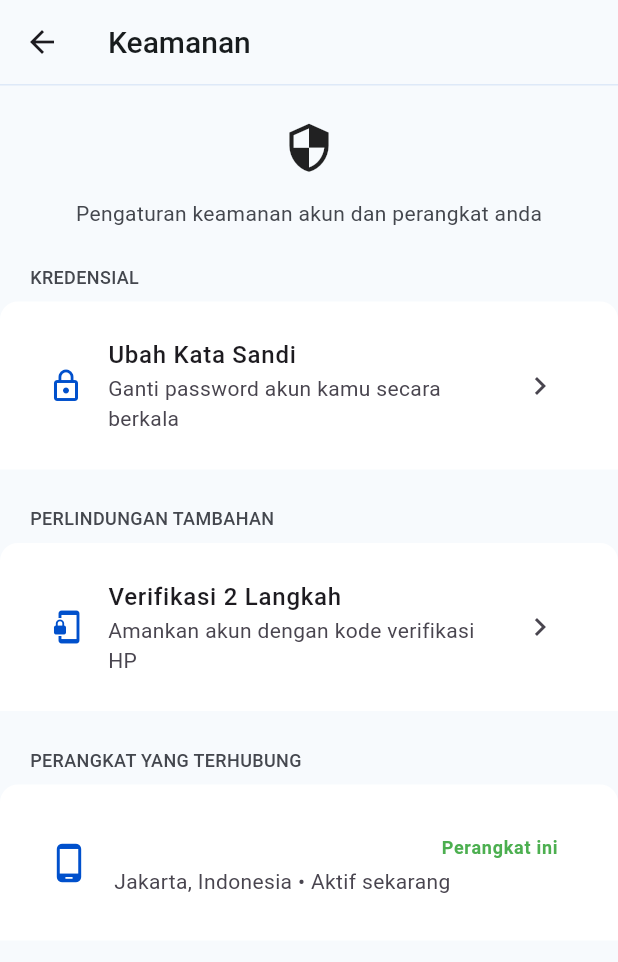
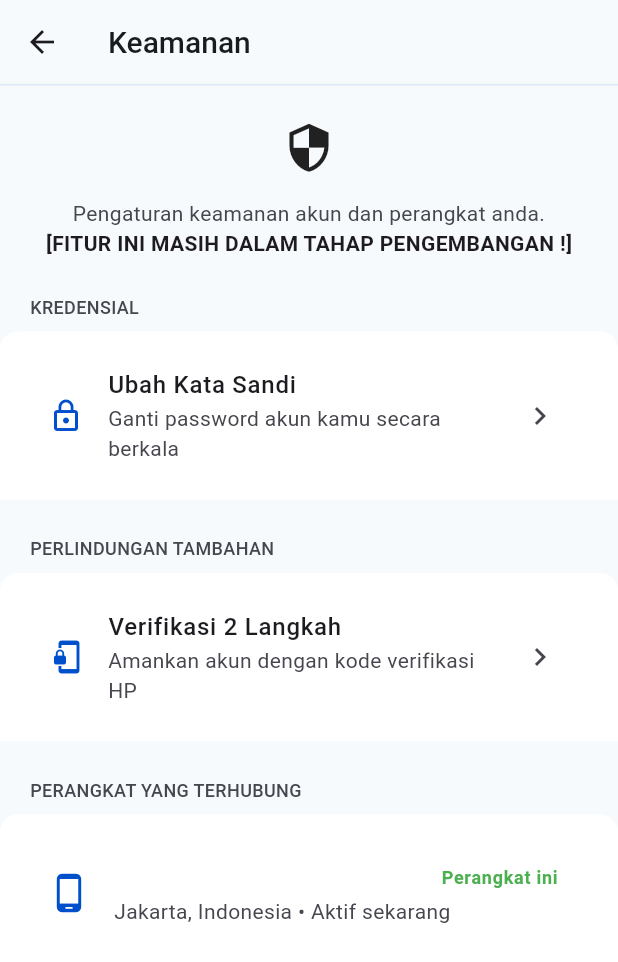
Before and after one commit to hernandoferry/projek_sintakqu_app, a Flutter app: the Keamanan screen opened directly, on a phone screen of 412 x 824 dp. Shown: the top 962 px of the screen. Run offline on Flutter 3.47's test engine with Material 3 defaults, Android fonts, the phone set to English and light mode, and no system bars; our stand-ins replace cloud_firestore, device_info_plus, dio, firebase_auth, firebase_core, fl_chart and 4 more; missing offline and left inert: excel; accounts and stored records are empty; generated files the repository leaves out were written again.

Commit message:
add: penambahan text keterangan fitur dalam pengembangan di halaman keamanan dan pengaturan akun

```diff
--- a/lib/view/profile/keamanan.dart
+++ b/lib/view/profile/keamanan.dart
@@ -76,12 +76,17 @@ class _KeamananState extends State<Keamanan> {
                   Icon(Icons.security, size: 35),
                   SizedBox(height: 16),
                   Text(
-                    "Pengaturan keamanan akun dan perangkat anda",
+                    "Pengaturan keamanan akun dan perangkat anda.",
                     style: TextStyle(
                       fontSize: 14,
                       fontWeight: FontWeight.normal,
                       color: Color(0XFF44474E),
                     ),
+                    textAlign: TextAlign.center,
+                  ),
+                  Text(
+                    '[FITUR INI MASIH DALAM TAHAP PENGEMBANGAN !]',
+                    style: TextStyle(fontWeight: FontWeight.bold),
                   ),
                 ],
               ),
--- a/lib/view/profile/pengaturan_akun.dart
+++ b/lib/view/profile/pengaturan_akun.dart
@@ -32,7 +32,7 @@ class _PengaturanAkunState extends State<PengaturanAkun> {
     _muatDataAwalUser();
   }
 
-  // Ambil data dari SQLite untuk ditampilkan pertama kali di form
+  // Ambil data dari firebase untuk ditampilkan pertama kali di form
   Future<void> _muatDataAwalUser() async {
     try {
       final firebaseUser = FirebaseAuth.instance.currentUser;
@@ -354,7 +354,11 @@ class _PengaturanAkunState extends State<PengaturanAkun> {
                 ),
               ),
             ),
-
+            Text(
+              "[FITUR DI BAWAH INI MASIH DALAM TAHAP PENGEMBANGAN !]",
+              textAlign: TextAlign.center,
+              style: TextStyle(fontWeight: FontWeight.bold, fontSize: 12),
+            ),
             Padding(
               padding: const EdgeInsets.only(
                 left: 16,
```
